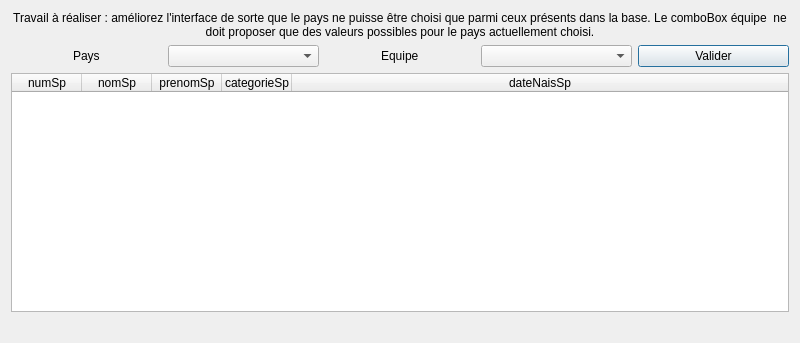
Old version of the form gui/fct_comp_4.ui in the repository NoxFly/CEBD-project-competition.
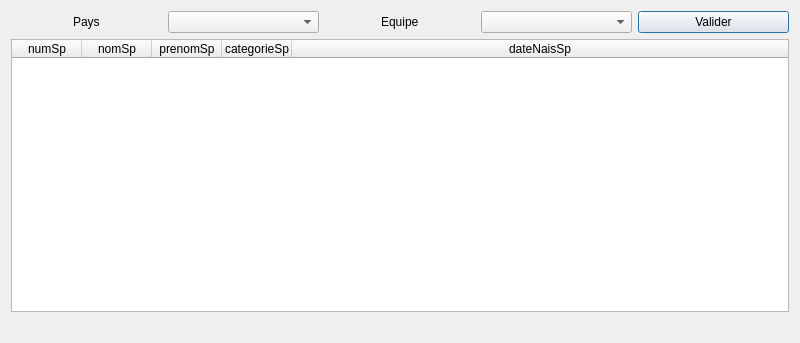
New version of the form.

Diff of the .ui file:
```diff
--- a/gui/fct_comp_4.ui
+++ b/gui/fct_comp_4.ui
@@ -14,19 +14,6 @@
    <string>Sportifs d'un pays et un équipe</string>
   </property>
   <layout class="QVBoxLayout" name="verticalLayout">
-   <item>
-    <widget class="QLabel" name="label_3">
-     <property name="text">
-      <string>Travail à réaliser : améliorez l'interface de sorte que le pays ne puisse être choisi que parmi ceux présents dans la base. Le comboBox équipe  ne doit proposer que des valeurs possibles pour le pays actuellement choisi.</string>
-     </property>
-     <property name="alignment">
-      <set>Qt::AlignCenter</set>
-     </property>
-     <property name="wordWrap">
-      <bool>true</bool>
-     </property>
-    </widget>
-   </item>
    <item>
     <layout class="QHBoxLayout" name="horizontalLayout">
      <item alignment="Qt::AlignHCenter">
```
Left out of the diff: 8 changed lines with no effect on the pictures.
